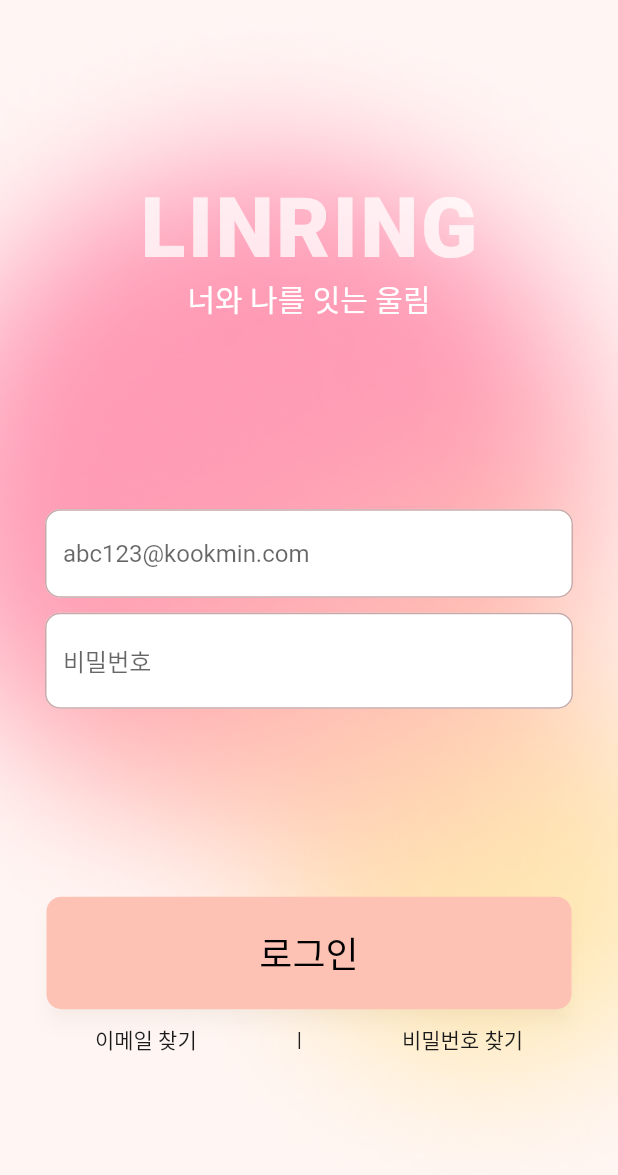
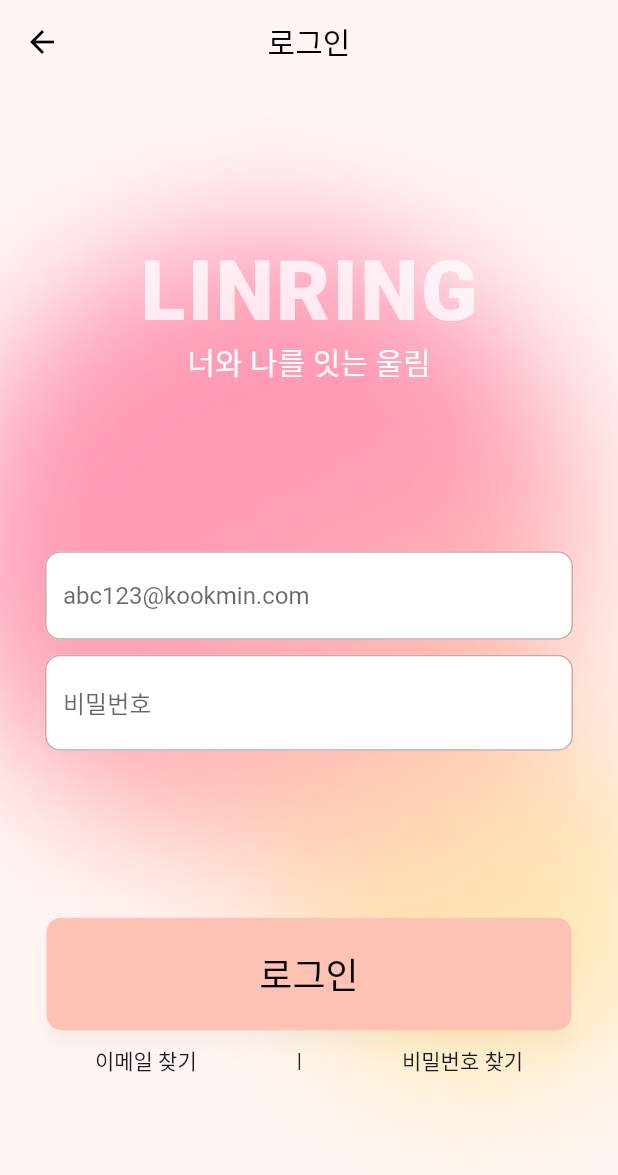
Before and after one commit to TEAM-LINRING/LINRING-FRONT, a Flutter app: the screen it shows after launch, on a phone screen of 412 x 824 dp. Shown: the top 1175 px of the screen. Run offline on Flutter 3.47's test engine with Material 2 defaults, Android fonts, the light colour scheme and no system bars; Roboto replaces fonts that are missing (Pretendard).

Commit message:
Feat: Login Screen AppBar 추가
Login Screen UI에 AppBar를 추가하였음

```diff
--- a/lib/screens/login_screen.dart
+++ b/lib/screens/login_screen.dart
@@ -17,8 +17,22 @@ class _LoginPageState extends State<LoginPage> {
     return MaterialApp(
         home: Scaffold(
       backgroundColor: Color(0xFFFFF6F4),
+      appBar: AppBar(
+        title: Text(
+          '로그인',
+          style: TextStyle(color: Colors.black),
+        ),
+        centerTitle: true,
+        leading: IconButton(
+            onPressed: () {
+              Navigator.pop(context); //뒤로가기
+            },
+            color: const Color.fromARGB(255, 0, 0, 0),
+            icon: Icon(Icons.arrow_back)),
+        backgroundColor: Colors.transparent,
+        elevation: 0,
+      ),
       body: Container(
-
           //background blur img
           width: double.infinity,
           height: double.infinity,
@@ -27,8 +41,7 @@ class _LoginPageState extends State<LoginPage> {
             image: AssetImage('lib/images/blur2.png'),
             fit: BoxFit.cover,
           )),
-            child:
-                Column(mainAxisAlignment: MainAxisAlignment.center, children: [
+          child: Column(mainAxisAlignment: MainAxisAlignment.center, children: [
             Spacer(
               flex: 1,
             ),
@@ -116,7 +129,6 @@ class _LoginPageState extends State<LoginPage> {
               flex: 1,
             )
           ])),
-      ),
-    );
+    ));
   }
 }
```
Lines whose indentation alone changed are shown as unchanged.
